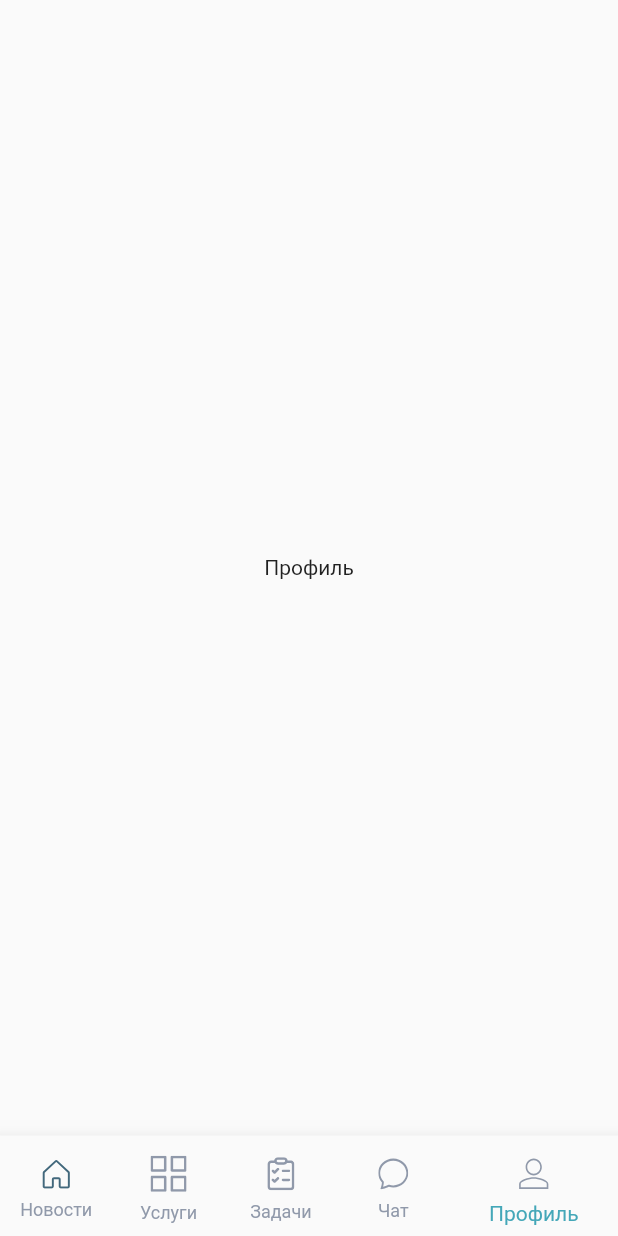
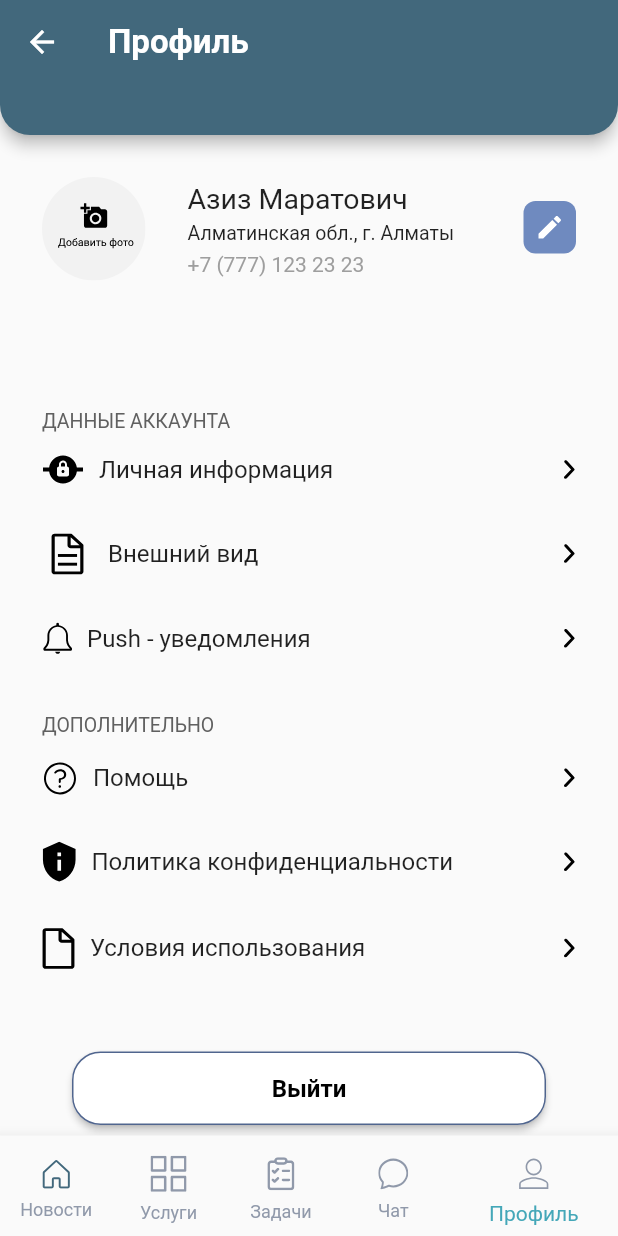
Before and after one commit to SmokeMkee/FEST, a Flutter app: the NavBar screen opened by its route, item 5 of the bottom bar chosen, on a phone screen of 412 x 824 dp. Run offline on Flutter 3.47's test engine with Material 2 defaults, Android fonts, the phone set to English and light mode, and no system bars; our stand-ins replace flutter_svg, image_picker; network calls fail.

Commit message:
chat page , profile add

```diff
--- a/lib/main.dart
+++ b/lib/main.dart
@@ -1,4 +1,5 @@
 import 'package:flutter/material.dart';
+import 'package:itfest/profile/profile.dart';
 
 import 'login/login.dart';
 import 'nav_bar/navigation_bar.dart';
@@ -39,7 +40,8 @@ class MyApp extends StatelessWidget {
         }
 
         },
-        '/main_screen/add_news' : (context) => add_news()
+        '/main_screen/add_news' : (context) => add_news(),
+
       },
         initialRoute:'/auth' ,
 
--- a/lib/nav_bar/navigation_bar.dart
+++ b/lib/nav_bar/navigation_bar.dart
@@ -1,5 +1,7 @@
 import 'package:flutter/material.dart';
 import 'package:flutter_svg/svg.dart';
+import 'package:itfest/chat/chat.dart';
+import 'package:itfest/profile/profile.dart';
 
 import '../news/list_news.dart';
 
@@ -21,10 +23,8 @@ class _NavBarState extends State<NavBar> {
       'Index 2: Задачи',
 
     ),
-    Text(
-      'Чат'
-    ),
-    Text('Профиль')
+    ChatWidget(),
+    Profile()
   ];
 
   int _selectedPage = 0;
--- /dev/null
+++ b/lib/profile/profile.dart
@@ -0,0 +1,305 @@
+import 'dart:io';
+
+import 'package:image_picker/image_picker.dart';
+import 'package:flutter/material.dart';
+import 'package:flutter_svg/svg.dart';
+
+class Profile extends StatefulWidget {
+  const Profile({Key? key}) : super(key: key);
+
+  @override
+  _ProfileState createState() => _ProfileState();
+}
+
+class _ProfileState extends State<Profile> {
+  @override
+  Widget build(BuildContext context) {
+    return Scaffold(
+      appBar:  PreferredSize(
+          preferredSize: Size.fromHeight(90.0), // here the desired height
+          child: AppBar(
+            backgroundColor: Color.fromRGBO(66, 104, 124, 1),
+            shape: RoundedRectangleBorder(
+              borderRadius: BorderRadius.vertical(
+                bottom: Radius.circular(20),
+              ),
+            ),
+            title: Row(
+              children: [
+                Expanded(
+                    child: Text(
+                      'Профиль',
+                      style: TextStyle(
+                          fontSize: 22,
+                          fontWeight: FontWeight.w600,
+                          color: Colors.white),
+                    )),
+
+              ],
+            ),
+          )),
+      body: SingleChildScrollView(
+        child: Padding(
+          padding: EdgeInsets.symmetric(vertical: 20, horizontal: 20),
+          child: Column(
+            children: [
+              image_picker(),
+              Padding(
+                padding: const EdgeInsets.all(8.0),
+                child: Column(
+                  crossAxisAlignment: CrossAxisAlignment.start,
+                  children: [
+                    SizedBox(height: 70),
+                    Text(
+                      'ДАННЫЕ АККАУНТА',
+                      style: TextStyle(
+                          fontSize: 13, color: Color.fromRGBO(96, 96, 96, 1)),
+                    ),
+                    button_constructor('assets/personal-information.svg',
+                        'Личная информация', 'assets/arrow_profile.svg'),
+                    button_constructor('assets/theme-profile.svg',
+                        'Внешний вид', 'assets/arrow_profile.svg'),
+                    button_constructor('assets/push_profile.svg',
+                        'Push - уведомления ', 'assets/arrow_profile.svg'),
+                    SizedBox(
+                      height: 25,
+                    ),
+                    Text(
+                      'ДОПОЛНИТЕЛЬНО',
+                      style: TextStyle(
+                          fontSize: 13, color: Color.fromRGBO(96, 96, 96, 1)),
+                    ),
+                    button_constructor('assets/help-profile.svg',
+                        'Помощь', 'assets/arrow_profile.svg'),
+                    button_constructor('assets/privacy-policy.svg',
+                        'Политика конфиденциальности', 'assets/arrow_profile.svg'),
+                    button_constructor('assets/terms-of-use.svg',
+                        'Условия использования ', 'assets/arrow_profile.svg'),
+                    SizedBox(
+                      height: 40,
+                    ),
+                    bottom_button_profile_quit('Выйти')
+                  ],
+                ),
+              )
+            ],
+          ),
+        ),
+      ),
+    );
+  }
+}
+
+class image_picker extends StatefulWidget {
+  const image_picker({Key? key}) : super(key: key);
+
+  @override
+  _image_pickerState createState() => _image_pickerState();
+}
+
+class _image_pickerState extends State<image_picker> {
+  File? pickedImage;
+  pickImages(ImageSource image) async {
+    final photo = await ImagePicker().pickImage(source: image);
+    if (photo == null) {
+      return;
+    }
+    final tempImage = File(photo.path);
+    setState(() {
+      pickedImage = tempImage;
+    });
+  }
+
+  String imagePath = '';
+  final picker = ImagePicker();
+
+  @override
+  Widget build(BuildContext context) {
+    return Row(
+      mainAxisAlignment: MainAxisAlignment.start,
+      crossAxisAlignment: CrossAxisAlignment.center,
+      children: [
+        Container(
+          width: 85,
+          height: 85,
+          decoration: BoxDecoration(
+            shape: BoxShape.circle,
+          ),
+          child: IconButton(
+              onPressed: () async {
+                pickImages(
+                  ImageSource.gallery,
+                );
+              },
+              icon: pickedImage != null
+                  ? CircleAvatar(
+                  backgroundColor: Colors.black,
+                  radius: 40,
+                  child: CircleAvatar(
+                    radius: 39,
+                    backgroundImage: Image.file(
+                      pickedImage!,
+                      fit: BoxFit.cover,
+                    ).image,
+                  ))
+                  : SvgPicture.asset(
+                'assets/photo-profile.svg',
+                fit: BoxFit.cover,
+                width: 100,
+                height: 100,
+              )),
+        ),
+        SizedBox(width: 20),
+        Expanded(
+          child: Column(
+            mainAxisAlignment: MainAxisAlignment.start,
+            crossAxisAlignment: CrossAxisAlignment.start,
+            children: [
+              Text(
+                'Азиз Маратович',
+                style: TextStyle(fontSize: 19),
+              ),
+              SizedBox(height: 5),
+              Text(
+                'Алматинская обл., г. Алматы',
+                style: TextStyle(fontSize: 13),
+              ),
+              SizedBox(height: 5),
+              Text(
+                '+7 (777) 123 23 23',
+                style: TextStyle(color: Colors.grey, fontSize: 14),
+              )
+            ],
+          ),
+        ),
+        SvgPicture.asset('assets/change-foto-profile.svg')
+      ],
+    );
+  }
+}
+
+
+
+
+
+class button_constructor extends StatelessWidget {
+  String lefticon = "";
+  String text = "";
+  String righticon = "";
+
+  button_constructor(String lefticon, String text, String righticon) {
+    this.lefticon = lefticon;
+    this.text = text;
+    this.righticon = righticon;
+  }
+
+  @override
+  Widget build(BuildContext context) {
+    return Column(
+      children: [
+        Padding(
+          padding: const EdgeInsets.symmetric(vertical: 15),
+          child: Row(
+            children: [
+              SvgPicture.asset(
+                lefticon,
+              ),
+              SizedBox(width: 10),
+              Expanded(
+                  child: Text(
+                    text,
+                    style: TextStyle(
+                      fontSize: 16,
+                      fontWeight: FontWeight.w400,
+                    ),
+                  )),
+              SvgPicture.asset(righticon),
+            ],
+          ),
+        ),
+      ],
+    );
+  }
+}
+
+class bottom_button_profile extends StatelessWidget {
+  String text = '';
+  bottom_button_profile(String text) {
+    this.text = text;
+  }
+
+  @override
+  Widget build(BuildContext context) {
+    return Padding(
+      padding: const EdgeInsets.symmetric(horizontal: 20),
+      child: Row(mainAxisAlignment: MainAxisAlignment.center, children: [
+        Expanded(
+          child: ElevatedButton(
+            onPressed: () {},
+            child: Text(
+              text,
+              style: TextStyle(
+                fontSize: 16,
+                fontWeight: FontWeight.w600,
+              ),
+            ),
+            style: ButtonStyle(
+                backgroundColor: MaterialStateProperty.all(
+                  Color.fromRGBO(80, 101, 142, 1),
+                ),
+                padding: MaterialStateProperty.all(
+                    EdgeInsets.symmetric(vertical: 15)),
+                shape: MaterialStateProperty.all(
+                  RoundedRectangleBorder(
+                    borderRadius: BorderRadius.vertical(
+                        bottom: Radius.circular(19), top: Radius.circular(19)),
+                  ),
+                )),
+          ),
+        ),
+      ]),
+    );
+  }
+}
+
+class bottom_button_profile_quit extends StatelessWidget {
+  String text = '';
+  bottom_button_profile_quit(String text) {
+    this.text = text;
+  }
+
+  @override
+  Widget build(BuildContext context) {
+    return Padding(
+      padding: const EdgeInsets.symmetric(horizontal: 20),
+      child: Row(mainAxisAlignment: MainAxisAlignment.center, children: [
+        Expanded(
+          child: ElevatedButton(
+            onPressed: () {},
+            child: Text(
+              text,
+              style: TextStyle(
+                  fontSize: 16,
+                  fontWeight: FontWeight.w600,
+                  color: Colors.black),
+            ),
+            style: ButtonStyle(
+                backgroundColor: MaterialStateProperty.all(
+                  Colors.white,
+                ),
+                padding: MaterialStateProperty.all(
+                    EdgeInsets.symmetric(vertical: 15)),
+                side: MaterialStateProperty.all(BorderSide(
+                    color: Color.fromRGBO(80, 101, 142, 1), width: 1)),
+                shape: MaterialStateProperty.all(
+                  RoundedRectangleBorder(
+                    borderRadius: BorderRadius.vertical(
+                        bottom: Radius.circular(19), top: Radius.circular(19)),
+                  ),
+                )),
+          ),
+        ),
+      ]),
+    );
+  }
+}
```
Also changed, not shown: lib/chat/chat-detail.dart (added, +101 -0 lines), lib/chat/chat.dart (added, +103 -0 lines), lib/chat/conversation_list.dart (added, +59 -0 lines), pubspec.yaml (+10 -1 lines), assets/arrow_profile.svg (added), assets/change-foto-profile.svg (added), assets/help-profile.svg (added), assets/personal-information.svg (added), assets/photo-profile.svg (added), assets/privacy-policy.svg (added), assets/push_profile.svg (added), assets/terms-of-use.svg (added), assets/theme-profile.svg (added), pubspec.lock.
